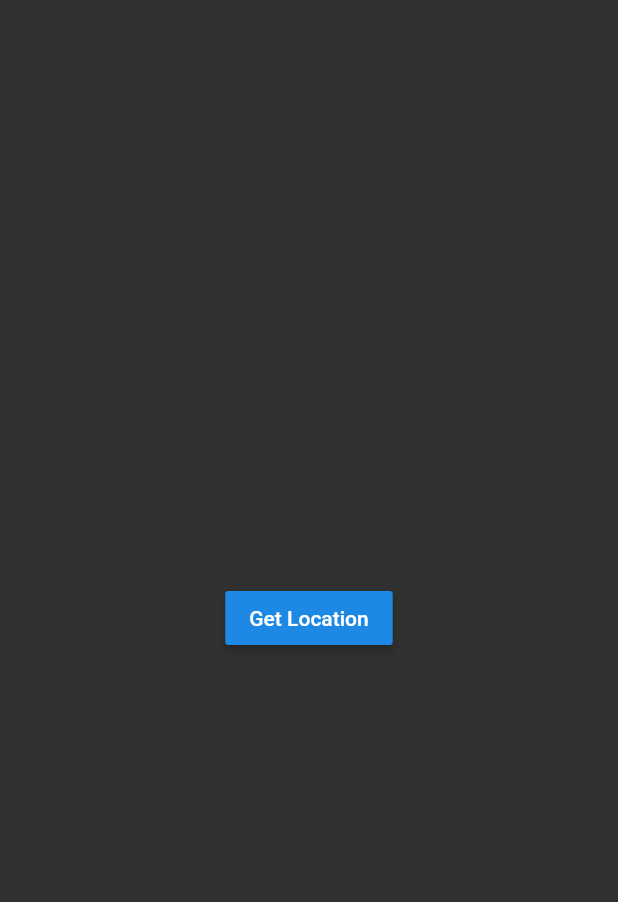
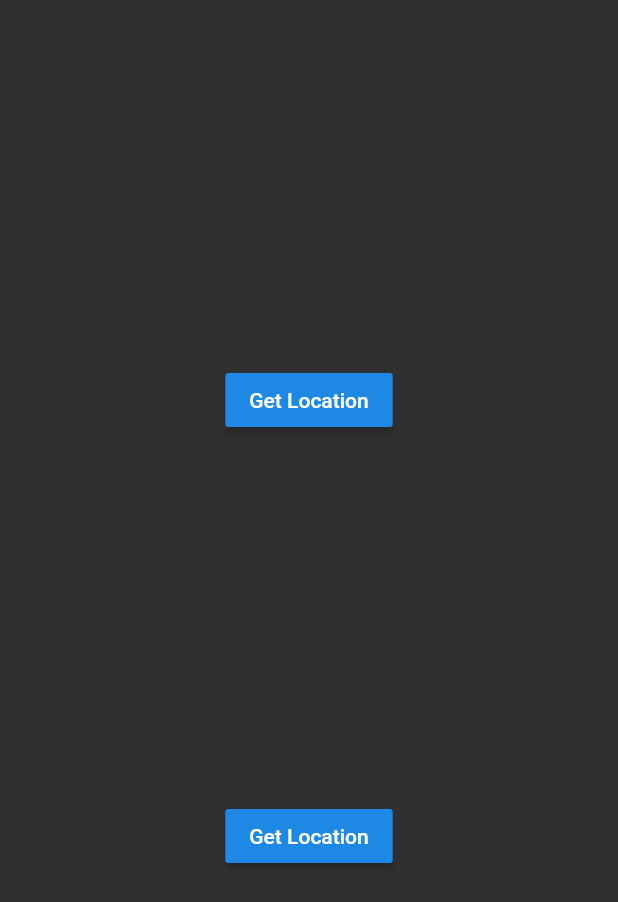
Before and after one commit to imrkale/loc_climate, a Flutter app: the screen it shows after launch, after a tap on "Get Location", on a phone screen of 412 x 824 dp. Shown: the top 902 px of the screen. Run offline on Flutter 3.47's test engine with Material 2 defaults, Android fonts, the phone set to English and light mode, and no system bars; our stand-ins replace geolocator; network calls fail.

Commit message:
get the data from openweathermap api

```diff
--- a/lib/screens/loading_screen.dart
+++ b/lib/screens/loading_screen.dart
@@ -1,6 +1,7 @@
 import 'package:flutter/material.dart';
 import 'package:geolocator/geolocator.dart';
-
+import 'package:loc_climate/services/location.dart';
+import 'package:http/http.dart' as http;
 class LoadingScreen extends StatefulWidget {
   @override
   _LoadingScreenState createState() => _LoadingScreenState();
@@ -10,20 +11,47 @@ class _LoadingScreenState extends State<LoadingScreen> {
 
   void getLocation()async
   {
-    Position position=await Geolocator.getCurrentPosition(desiredAccuracy: LocationAccuracy.low);
+      Location location=new Location();
+      Position position=await location.getCurrentLocation();
+      print(position.latitude);
+      print(position.longitude);
   }
 
+  void getData()async
+  {
+    http.Response response=await http.get("https://samples.openweathermap.org/data/2.5/weather?lat=35&lon=139&appid=b6907d289e10d714a6e88b30761fae22");
+    print(response.body);
+  }
+
+
+  @override
+  void initState() {
+    super.initState();
+    getLocation();
+  }
 
   @override
   Widget build(BuildContext context) {
     return Scaffold(
       body: Center(
-        child: RaisedButton(
-          onPressed: () {
-            //Get the current location
-            getLocation();
-          },
-          child: Text('Get Location'),
+        child: Column(
+          mainAxisAlignment: MainAxisAlignment.spaceEvenly,
+          children: [
+            RaisedButton(
+              onPressed: () {
+                //Get the current location
+                getData();
+              },
+              child: Text('Get Location'),
+            ),
+            RaisedButton(
+              onPressed: () {
+                //Get the current location
+                getLocation();
+              },
+              child: Text('Get Location'),
+            ),
+          ],
         ),
       ),
     );
--- a/lib/services/location.dart
+++ b/lib/services/location.dart
@@ -0,0 +1,17 @@
+import 'package:geolocator/geolocator.dart';
+
+class Location
+{
+  Position position;
+  Future<Position> getCurrentLocation()async
+  {
+    try{
+      position =await Geolocator.getCurrentPosition(desiredAccuracy: LocationAccuracy.low);
+    }catch(e)
+    {
+      print(e);
+    }
+    return position;
+  }
+
+}
--- a/pubspec.yaml
+++ b/pubspec.yaml
@@ -29,6 +29,7 @@ dependencies:
   # Use with the CupertinoIcons class for iOS style icons.
   cupertino_icons: ^1.0.0
   geolocator: ^6.0.0
+  http: ^0.12.0+2
 
 dev_dependencies:
   flutter_test:
```
Also changed, not shown: pubspec.lock, 1 other file.
